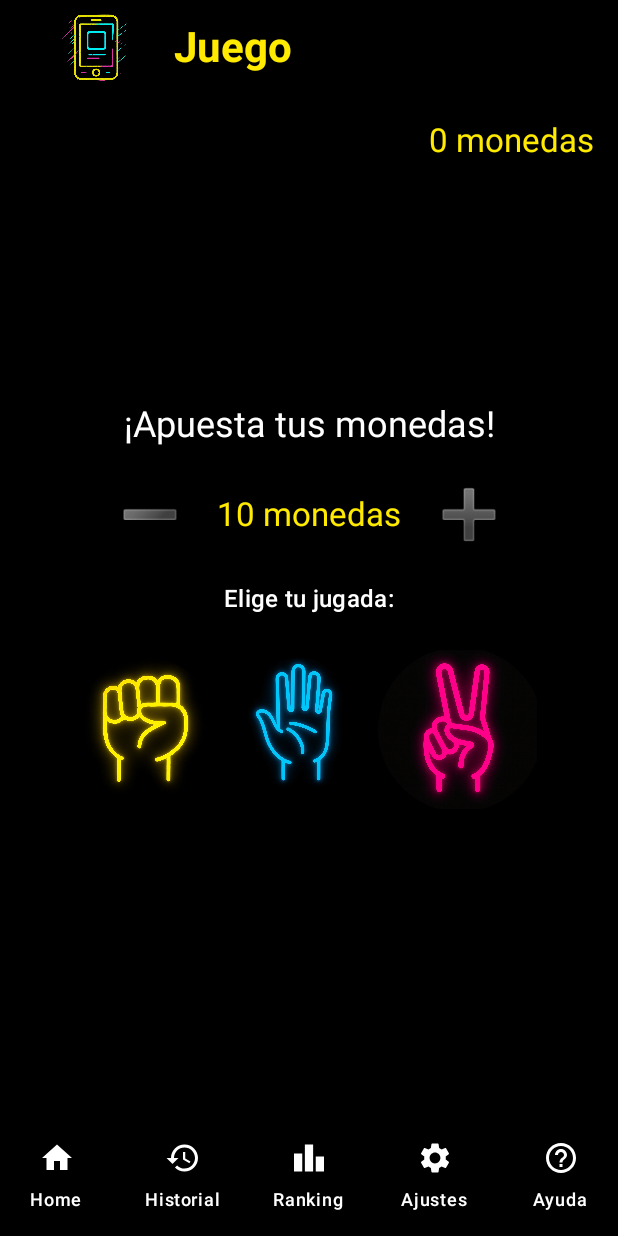
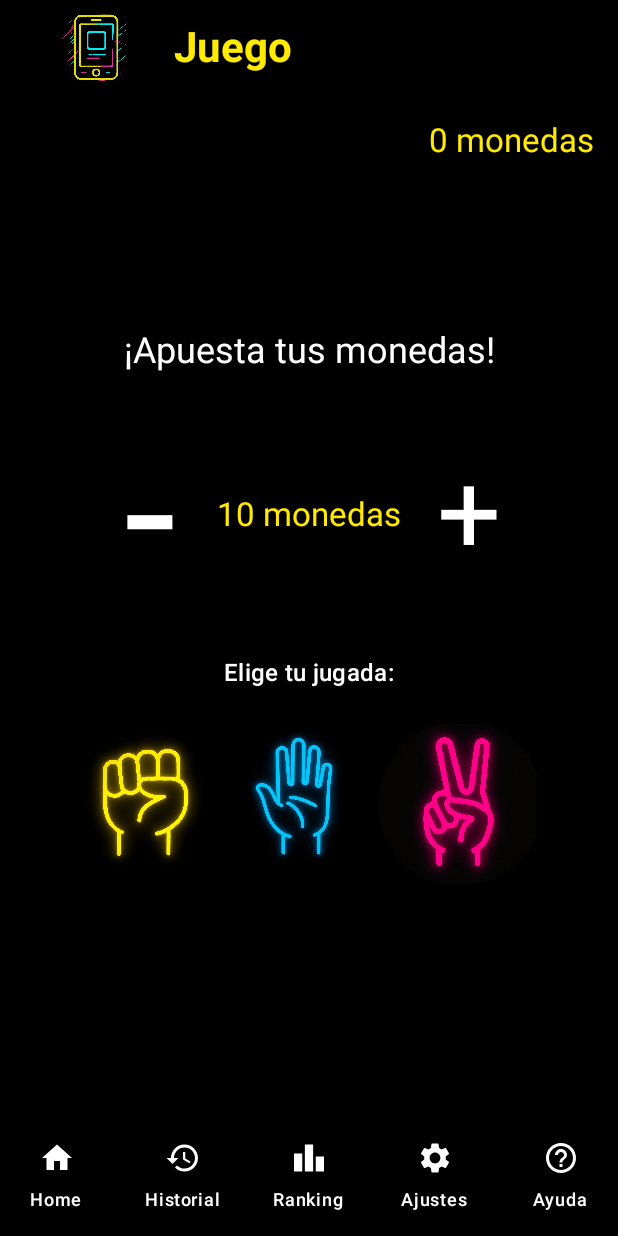
Before and after one commit to thewadok/PiedraPapelTijera, an Android app built with Jetpack Compose: the screen it shows after launch (MainActivity), after a tap on "Jugar", on a phone screen of 412 x 824 dp. Run offline under Robolectric (Android 15) with nearby library versions, the phone set to English and light mode, and no system bars; our stand-ins replace Room's generated code, RxJava, livedata-compose; 2 statements that could not run were skipped.

Commit message:
style: varios ajustes de estilo.

```diff
--- a/app/src/main/java/com/kotliners/piedrapapeltijera/ui/screens/GameScreen.kt
+++ b/app/src/main/java/com/kotliners/piedrapapeltijera/ui/screens/GameScreen.kt
@@ -15,6 +15,7 @@ import androidx.compose.ui.Modifier
 import androidx.compose.ui.graphics.Color
 import androidx.compose.ui.res.painterResource
 import androidx.compose.ui.unit.dp
+import androidx.compose.ui.unit.sp
 import androidx.lifecycle.viewmodel.compose.viewModel
 import com.kotliners.piedrapapeltijera.R
 import com.kotliners.piedrapapeltijera.game.GameLogic
@@ -61,6 +62,7 @@ fun GameScreen(viewModel: MainViewModel = viewModel()) {
                 message = "Perdiste $betAmount monedas."
             }
             GameResult.EMPATE -> {
+                viewModel.registrarPartida(mov, c, r, betAmount)
                 message = "Empate, sin cambios."
             }
         }
@@ -111,7 +113,8 @@ fun GameScreen(viewModel: MainViewModel = viewModel()) {
                     elevation = ButtonDefaults.buttonElevation(defaultElevation = 0.dp)
                 ) {
                     Text(
-                        text = "➖",
+                        text = "-",
+                        fontSize = 125.sp,
                         style = MaterialTheme.typography.headlineLarge,
                         color = TextoBlanco
                     )
@@ -138,7 +141,8 @@ fun GameScreen(viewModel: MainViewModel = viewModel()) {
                     elevation = ButtonDefaults.buttonElevation(defaultElevation = 0.dp)
                 ) {
                     Text(
-                        text = "➕",
+                        text = "+",
+                        fontSize = 75.sp,
                         style = MaterialTheme.typography.headlineLarge,
                         color = TextoBlanco
                     )
--- a/app/src/main/java/com/kotliners/piedrapapeltijera/ui/screens/HistoryScreen.kt
+++ b/app/src/main/java/com/kotliners/piedrapapeltijera/ui/screens/HistoryScreen.kt
@@ -93,7 +93,7 @@ private fun PartidaCard(p: Partida) {
             Spacer(Modifier.height(4.dp))
 
             Text(
-                text = "Tú: ${p.jugadaJugador}  |  CPU: ${p.jugadaCpu}",
+                text = "Tú: ${p.jugadaJugador}  |  Banca: ${p.jugadaCpu}",
                 color = TextoBlanco,
                 fontSize = 16.sp
             )
--- a/app/src/main/java/com/kotliners/piedrapapeltijera/ui/screens/HomeScreen.kt
+++ b/app/src/main/java/com/kotliners/piedrapapeltijera/ui/screens/HomeScreen.kt
@@ -226,7 +226,8 @@ private fun NeonGloboInfo(
                 Text(
                     "Partidas",
                     color = TextoBlanco.copy(alpha = 0.9f),
-                    fontSize = 13.sp
+                    fontSize = 17.sp,
+                    fontWeight = FontWeight.Bold
                 )
                 Text(
                     "$partidas",
@@ -238,9 +239,10 @@ private fun NeonGloboInfo(
             // Derecha: Saldo actual
             Column(horizontalAlignment = Alignment.End) {
                 Text(
-                    "Saldo actual",
+                    "Monedas",
                     color = TextoBlanco.copy(alpha = 0.9f),
-                    fontSize = 13.sp
+                    fontSize = 17.sp,
+                    fontWeight = FontWeight.Bold
                 )
                 Text(
                     "$saldo",
```
